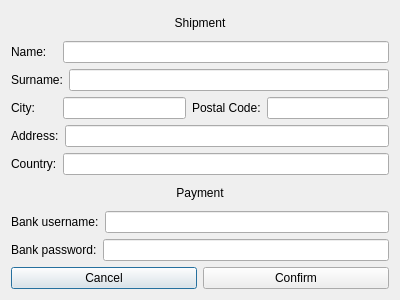
Above: orderdetailswindow.ui from szymon27/xkomx before the change. Below: the same form after it.
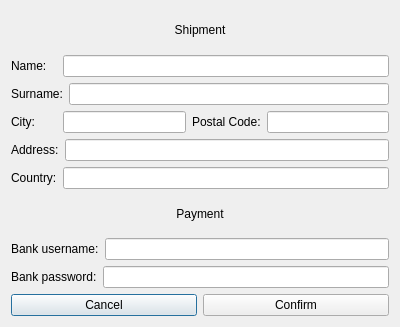
That is the form after the change.

Patch:
```diff
--- a/orderdetailswindow.ui
+++ b/orderdetailswindow.ui
@@ -7,7 +7,7 @@
     <x>0</x>
     <y>0</y>
     <width>400</width>
-    <height>300</height>
+    <height>327</height>
    </rect>
   </property>
   <property name="windowTitle">
```
